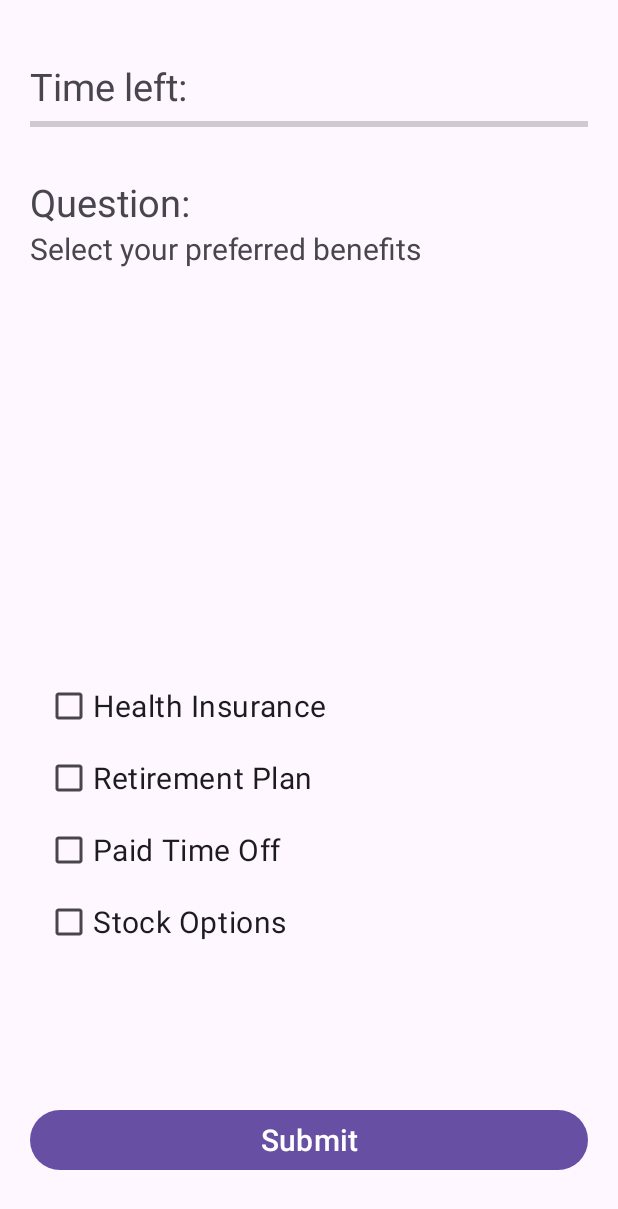
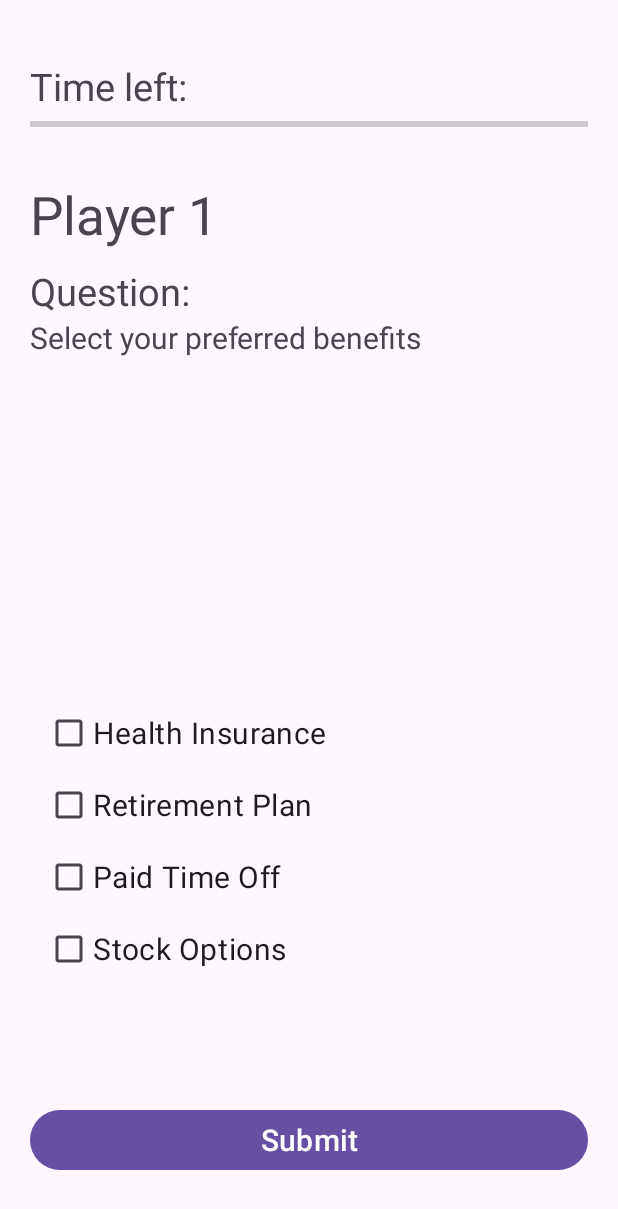
Before and after one commit to KevinTripi/Breach, an Android app: the QuestionActivity screen opened directly, with no data from a screen before it, after a tap on "Submit", on a phone screen of 412 x 824 dp. Shown: the top 1209 px of the screen. Run offline under Robolectric (Android 15) with nearby library versions, the phone set to English and light mode, and no system bars.

Commit message:
QuestionActivity: arrPlayerAnswers[] populates on btnSubmit.click()

```diff
--- a/app/src/main/java/com/example/breach/QuestionActivity.java
+++ b/app/src/main/java/com/example/breach/QuestionActivity.java
@@ -24,6 +24,7 @@ import androidx.core.view.ViewCompat;
 import androidx.core.view.WindowInsetsCompat;
 
 import java.util.ArrayList;
+import java.util.Arrays;
 import java.util.Random;
 
 import javax.security.auth.login.LoginException;
@@ -31,7 +32,7 @@ import javax.security.auth.login.LoginException;
 public class QuestionActivity extends AppCompatActivity {
 
     private ProgressBar progBarTime;
-    private TextView txtQuestion, txtSeekStart, txtSeekEnd;
+    private TextView txtQuestion, txtSeekStart, txtSeekEnd, txtPlayer;
     private Button btnSubmit;
     private CheckBox cbAnswer0, cbAnswer1, cbAnswer2, cbAnswer3;;
     private RadioButton rbAnswer0, rbAnswer1, rbAnswer2, rbAnswer3;
@@ -40,12 +41,13 @@ public class QuestionActivity extends AppCompatActivity {
     private RadioGroup rgAnswer;
     private LinearLayout llInput, llSeekbar, llCheckbox;
 
-    private int importedPlayerAmount;
-//    private int importedPlayerAmount = 4;
+    private int importedPlayerAmount = 4;
     // Represents the answers each player inputs. The length is the amount of players in the game.
     private String[] arrPlayerAnswers = new String[importedPlayerAmount];
     private String questionText;
     private String[] arrOptions = new String[4];
+    private int playerIndex = 0;
+    private String questionType;
 
     private DBHelper myDbHelper;
     private SQLiteDatabase db;
@@ -58,6 +60,7 @@ public class QuestionActivity extends AppCompatActivity {
         progBarTime = findViewById(R.id.progressbar_time_left);
         txtQuestion = findViewById(R.id.textview_question);
         btnSubmit = findViewById(R.id.button_submit);
+        txtPlayer = findViewById(R.id.textview_player);
 
         cbAnswer0 = findViewById(R.id.checkbox_0);
         cbAnswer1 = findViewById(R.id.checkbox_1);
@@ -84,23 +87,64 @@ public class QuestionActivity extends AppCompatActivity {
 
         importedPlayerAmount = getIntent().getIntExtra(getString(R.string.number_of_players), 1);
 //        Toast.makeText(this, "Number of players: " + importedPlayerAmount, Toast.LENGTH_SHORT).show();
-//        Toast.makeText(this, "Number of players: " + importedPlayerAmount, Toast.LENGTH_SHORT).show();
 
         displayRandomQuestion();
 
         btnSubmit.setOnClickListener(new View.OnClickListener() {
             @Override
             public void onClick(View v) {
-//                setActivityInputType("CheckBox");
+                if (playerIndex >= arrPlayerAnswers.length) {
+                    // intent back to the ongoing screen
+                    return;
+                } else {
+                    txtPlayer.setText("Player " + (playerIndex + 1));
+                }
+
+                switch (questionType) {
+                    case "SB":
+                        arrPlayerAnswers[playerIndex] = String.valueOf(seekAnswer.getProgress());
+                        break;
+
+                    case "RB":
+                        RadioButton rbChecked;
+                        if (rbAnswer0.isChecked()) {
+                            rbChecked = rbAnswer0;
+                        } else if (rbAnswer1.isChecked()) {
+                            rbChecked = rbAnswer1;
+                        } else if (rbAnswer2.isChecked()) {
+                            rbChecked = rbAnswer2;
+                        } else if (rbAnswer3.isChecked()) {
+                            rbChecked = rbAnswer3;
+                        } else {
+                            Toast.makeText(QuestionActivity.this, "Please select an option!", Toast.LENGTH_LONG).show();
+                            return;
+                        }
+                        arrPlayerAnswers[playerIndex] = rbChecked.getText().toString();
+                        break;
+
+                    default:
+                        String ret = "";
+                        ret += cbAnswer0.isChecked() ? "T" : "F";
+                        ret += cbAnswer1.isChecked() ? "T" : "F";
+                        ret += cbAnswer2.isChecked() ? "T" : "F";
+                        ret += cbAnswer3.isChecked() ? "T" : "F";
+                        arrPlayerAnswers[playerIndex] = ret;
+                        break;
+                }
+                setActivityInputType();
+                playerIndex++;
+                Log.i("Answers", "arrPlayerAnswers: " + Arrays.toString(arrPlayerAnswers));
             }
         });
     }
 
     // Depending on the argument, the LinearLayout with the user inputs will display one type of input.
-    public void setActivityInputType(String inputType) {
+    public void setActivityInputType() {
         clearInputLayout();
 
-        switch (inputType) {
+        if (questionType.isEmpty()) return;
+
+        switch (questionType) {
             case "SB":
                 llSeekbar.setVisibility(View.VISIBLE);
                 txtSeekStart.setText(arrOptions[0]);
@@ -156,10 +200,11 @@ public class QuestionActivity extends AppCompatActivity {
 
         for (int i = 0; i < arrOptions.length; i++) {
             arrOptions[i] = result.getString(i + 2);
-            Log.i("db", arrOptions[i] != null ? arrOptions[i] : "null");
+//            Log.i("db", arrOptions[i] != null ? arrOptions[i] : "null");
         }
 
-        setActivityInputType(result.getString(0));
+        questionType = result.getString(0);
+        setActivityInputType();
     }
 
 
--- a/app/src/main/res/layout/activity_question.xml
+++ b/app/src/main/res/layout/activity_question.xml
@@ -29,6 +29,15 @@
             style="@style/Widget.AppCompat.ProgressBar.Horizontal"
             android:id="@+id/progressbar_time_left"/>
     </LinearLayout>
+
+    <TextView
+        android:layout_width="match_parent"
+        android:layout_height="wrap_content"
+        android:textSize="@dimen/large_text"
+        android:text="Player 1"
+        android:paddingVertical="10dp"
+        android:id="@+id/textview_player"
+        />
 
     <!-- layout question -->
     <LinearLayout
```
